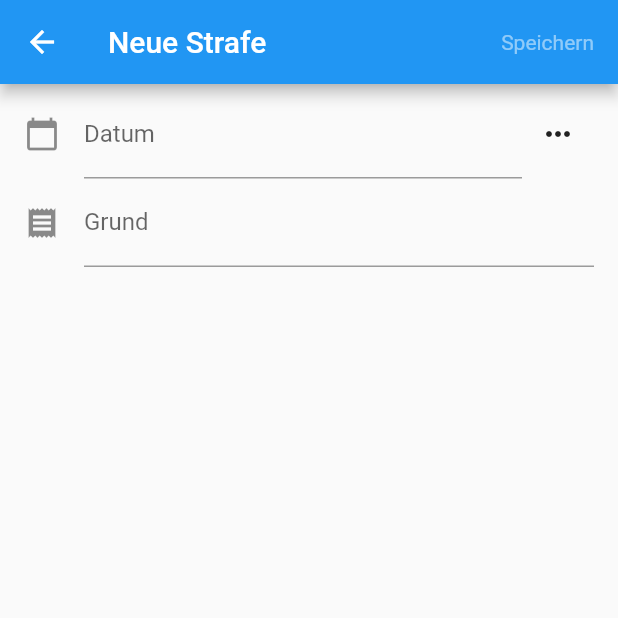
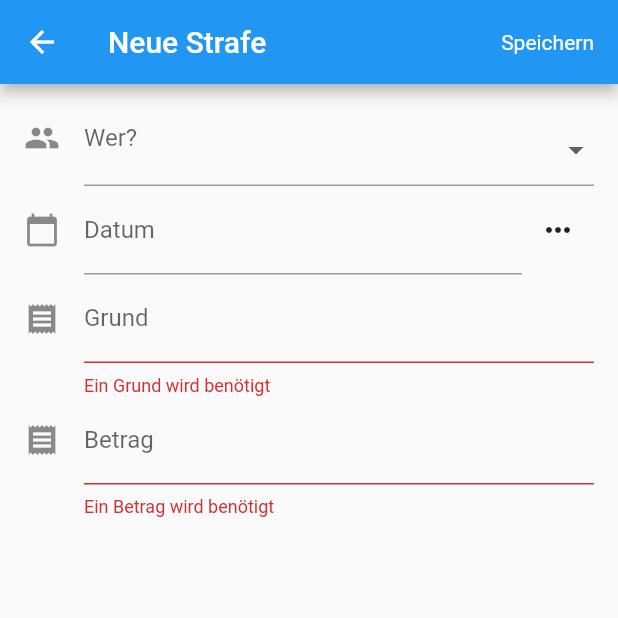
Before and after one commit to Niggoe/hildegundis-flutter, a Flutter app: the DialogAddStrafe screen opened directly, on a phone screen of 412 x 824 dp, the top half of it. Run offline on Flutter 3.47's test engine with Material 2 defaults, Android fonts, the phone set to English and light mode, and no system bars; our stand-ins replace firebase_auth; accounts and stored records are empty; network calls fail.

Commit message:
add Strafe is working

```diff
--- a/lib/addStrafeDialog.dart
+++ b/lib/addStrafeDialog.dart
@@ -1,39 +1,38 @@
 import 'package:flutter/material.dart';
 import 'dart:async';
 import 'package:intl/intl.dart';
+import 'strafe.dart';
 
 class DialogAddStrafe extends StatefulWidget {
   @override
   _DialogAddStrafeState createState() => new _DialogAddStrafeState();
 }
 
-class ModelData {
-  String name;
-  String grund;
-  String date;
-  double amount;
-  int number;
+class _DialogAddStrafeState extends State<DialogAddStrafe> {
+  Strafe newStrafe = new Strafe();
 
-  ModelData(this.name, this.grund, this.date, this.amount, this.number);
+  final TextEditingController _controller = new TextEditingController();
+  final GlobalKey<ScaffoldState> _scaffoldKey = new GlobalKey<ScaffoldState>();
+  final GlobalKey<FormState> _formKey = new GlobalKey<FormState>();
+  List<String> _names = <String>[
+    '',
+    'Daniel C.',
+    'Daniel T.',
+    'Fabian',
+    'Jonas',
+    'Konstantin',
+    'Martin',
+    'Maximilian',
+    'Michael',
+    'Nicolas',
+    'Nikolas',
+    'Patrick',
+    'Roman',
+    'Thomas H.',
+    'Thomas W.',
+  ];
 
-  ModelData.empty() {
-    name = "";
-    grund = "";
-    date = "";
-    amount = 0.0;
-    number = 0;
-  }
-}
-
-class _DialogAddStrafeState extends State<DialogAddStrafe> {
-  bool _canSave = false;
-  ModelData _data = new ModelData.empty();
-  final TextEditingController _controller = new TextEditingController();
-
-  void _setCanSave(bool save) {
-    if (save != _canSave) setState(() => _canSave = save);
-  }
-
+  String _name = '';
 
   Future _chooseDate(BuildContext context, String initialDateString) async {
     var now = new DateTime.now();
@@ -69,23 +68,42 @@ class _DialogAddStrafeState extends State<DialogAddStrafe> {
     final ThemeData theme = Theme.of(context);
 
     return new Scaffold(
+      key: _scaffoldKey,
       appBar: new AppBar(title: const Text('Neue Strafe'), actions: <Widget>[
         new FlatButton(
             child: new Text('Speichern',
-                style: theme.textTheme.body1.copyWith(
-                    color: _canSave
-                        ? Colors.white
-                        : new Color.fromRGBO(255, 255, 255, 0.5))),
-            onPressed: _canSave
-                ? () {
-                    Navigator.of(context).pop(_data);
-                  }
-                : null)
+                style: theme.textTheme.body1.copyWith(color: Colors.white)),
+            onPressed: () {
+              _submitForm();
+            })
       ]),
       body: new Form(
+        key: _formKey,
+        autovalidate: true,
         child: new ListView(
           padding: const EdgeInsets.symmetric(vertical: 4.0, horizontal: 16.0),
           children: <Widget>[
+            new InputDecorator(
+              decoration: const InputDecoration(
+                  icon: const Icon(Icons.people), labelText: 'Wer?'),
+              isEmpty: _name == '',
+              child: new DropdownButtonHideUnderline(
+                child: new DropdownButton<String>(
+                  value: _name,
+                  isDense: true,
+                  onChanged: (String newValue) {
+                    setState(() {
+                      _name = newValue;
+                      newStrafe.name = newValue;
+                    });
+                  },
+                  items: _names.map((String value) {
+                    return new DropdownMenuItem<String>(
+                        value: value, child: new Text(value));
+                  }).toList(),
+                ),
+              ),
+            ),
             new Row(children: <Widget>[
               new Expanded(
                   child: new TextFormField(
@@ -96,7 +114,7 @@ class _DialogAddStrafeState extends State<DialogAddStrafe> {
                       ),
                       controller: _controller,
                       keyboardType: TextInputType.datetime,
-              )),
+                      onSaved: (val) => newStrafe.date = convertToDate(val))),
               new IconButton(
                 icon: new Icon(Icons.more_horiz),
                 tooltip: 'Choose date',
@@ -108,9 +126,20 @@ class _DialogAddStrafeState extends State<DialogAddStrafe> {
             new TextFormField(
               decoration: const InputDecoration(
                   labelText: "Grund", icon: const Icon(Icons.receipt)),
+              validator: (val) =>
+                  val.isEmpty ? 'Ein Grund wird benötigt' : null,
               onSaved: (String value) {
-                _data.name = value;
-                _setCanSave(value.isNotEmpty);
+                newStrafe.grund = value;
+              },
+            ),
+            new TextFormField(
+              decoration: const InputDecoration(
+                  labelText: "Betrag", icon: const Icon(Icons.receipt)),
+              keyboardType: TextInputType.number,
+              validator: (val) =>
+                  val.isEmpty ? 'Ein Betrag wird benötigt' : null,
+              onSaved: (String value) {
+                newStrafe.betrag = double.parse(value);
               },
             )
           ].toList(),
@@ -121,26 +150,25 @@ class _DialogAddStrafeState extends State<DialogAddStrafe> {
 
   void _submitForm() {
     final FormState form = _formKey.currentState;
-
     if (!form.validate()) {
-      showMessage('Form is not valid!  Please review and correct.');
+      showMessage('Es ist nicht alles ausgefüllt - Bitte korrigieren');
     } else {
       form.save(); //This invokes each onSaved event
 
       print('Form save called, newContact is now up to date...');
-      print('Email: ${newContact.name}');
-      print('Dob: ${newContact.dob}');
-      print('Phone: ${newContact.phone}');
-      print('Email: ${newContact.email}');
-      print('Favorite Color: ${newContact.favoriteColor}');
+      print('Name: ${newStrafe.name}');
+      print('Datum: ${newStrafe.date}');
+      print('Grund: ${newStrafe.grund}');
+      print('Betrag: ${newStrafe.betrag}');
       print('========================================');
       print('Submitting to back end...');
       print('TODO - we will write the submission part next...');
+      Navigator.of(context).pop(newStrafe);
     }
   }
 
   void showMessage(String message, [MaterialColor color = Colors.red]) {
-    _scaffoldKey.currentState
-        .showSnackBar(new SnackBar(backgroundColor: color, content: new Text(message)));
+    _scaffoldKey.currentState.showSnackBar(
+        new SnackBar(backgroundColor: color, content: new Text(message)));
   }
 }
--- /dev/null
+++ b/lib/strafe.dart
@@ -0,0 +1,6 @@
+class Strafe{
+  String name;
+  DateTime date;
+  String grund;
+  double betrag;
+}
```
Also changed, not shown: lib/spiessbuch.dart (+30 -15 lines). Lines whose indentation alone changed are shown as unchanged.
